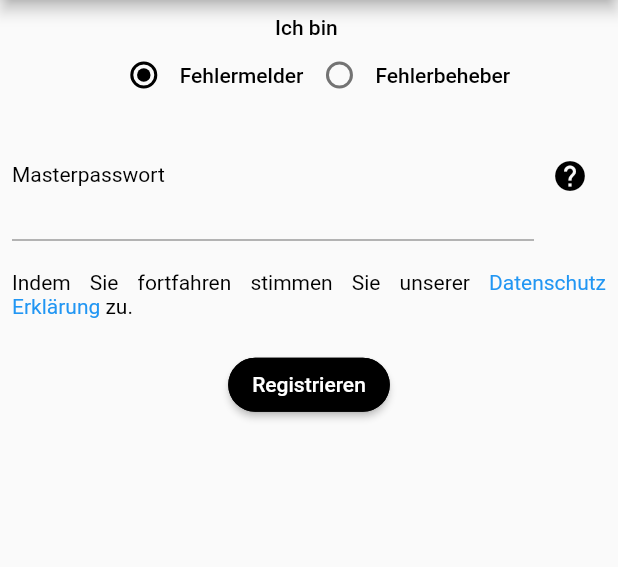
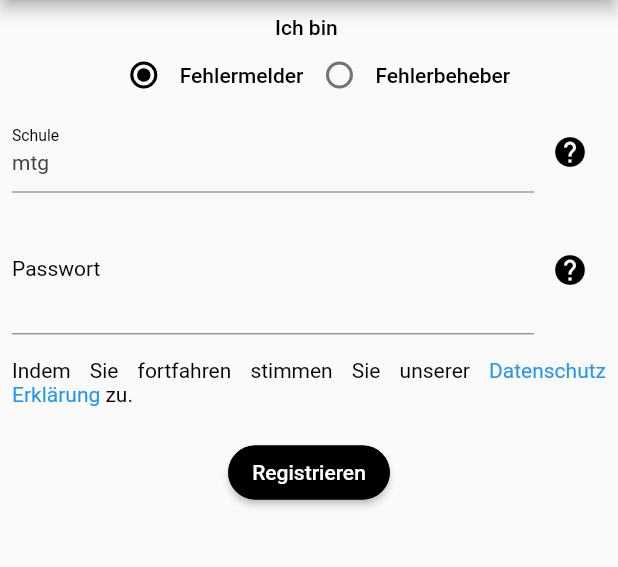
Before and after one commit to NoahPre/FixIT, a Flutter app: the Einstellungen screen opened by its route, in the side drawer, after a tap on "Abmelden", on a phone screen of 412 x 824 dp, the part 84-651 px from its top. Run offline on Flutter 3.47's test engine with Material 2 defaults, Android fonts, the phone set to English and light mode, and no system bars; our stand-ins replace after_layout, camera, flutter_keyboard_visibility, image_picker, package_info, shared_preferences; accounts and stored records are empty; network calls fail.

Commit message:
Unterstützung für mehrere Schulen Teil 1

```diff
--- a/lib/klassen/provider/benutzerInfoProvider.dart
+++ b/lib/klassen/provider/benutzerInfoProvider.dart
@@ -17,6 +17,9 @@ class BenutzerInfoProvider with ChangeNotifier {
   /// ob der Benutzer als Fehlermelder oder Fehlerbeheber angemeldet ist
   bool istFehlermelder = true;
 
+  /// die Schule des Benutzers
+  String schule = "";
+
   /// ob die Authentifizierung mit den in SharedPreferences gespeicherten Werten erfolgreich war
   bool? istAuthentifiziert;
 
@@ -31,6 +34,7 @@ class BenutzerInfoProvider with ChangeNotifier {
   Future<void> holeUserInformationUndAuthentifiziere() async {
     SharedPreferences sharedPreferences = await SharedPreferences.getInstance();
     istFehlermelder = sharedPreferences.getBool("istFehlermelder") ?? true;
+    schule = sharedPreferences.getString("schule") ?? "";
     istAuthentifiziert = await authentifizierung();
   }
 
@@ -40,10 +44,12 @@ class BenutzerInfoProvider with ChangeNotifier {
   /// aktualisiert authentifizierungStream
   Future<void> benutzerRegistriertSich({
     required bool istFehlermelderInFunktion,
+    required String schuleInFunktion,
     required String passwortInFunktion,
   }) async {
     await ueberschreibeUserInformation(
       istFehlermelderInFunktion: istFehlermelderInFunktion,
+      schuleInFunktion: schuleInFunktion,
       passwortInFunktion: passwortInFunktion,
     );
     istAuthentifiziert = true;
@@ -54,7 +60,11 @@ class BenutzerInfoProvider with ChangeNotifier {
   /// Meldet den Benutzer ab.
   Future<void> benutzerMeldetSichAb() async {
     await ueberschreibeUserInformation(
-        istFehlermelderInFunktion: true, passwortInFunktion: "");
+      istFehlermelderInFunktion: true,
+      schuleInFunktion: "",
+      passwortInFunktion: "",
+      andereWerteZuruecksetzen: true,
+    );
     authentifizierungSink.add(false);
     istAuthentifiziert = false;
   }
@@ -62,10 +72,13 @@ class BenutzerInfoProvider with ChangeNotifier {
   /// überschreibt die gespeicherten Werte in sharedPreferences mit den gegebenen Werten und berechnet das Authentifizierungs Token
   Future<void> ueberschreibeUserInformation({
     required bool istFehlermelderInFunktion,
+    required String schuleInFunktion,
     required String passwortInFunktion,
+    bool andereWerteZuruecksetzen = false,
   }) async {
     SharedPreferences sharedPreferences = await SharedPreferences.getInstance();
     istFehlermelder = istFehlermelderInFunktion;
+    schule = schuleInFunktion;
     String tokenInFunktion =
         sha256.convert(utf8.encode(passwortInFunktion)).toString();
     sharedPreferences.setBool(
@@ -73,9 +86,18 @@ class BenutzerInfoProvider with ChangeNotifier {
       istFehlermelderInFunktion,
     );
     sharedPreferences.setString(
+      "schule",
+      schuleInFunktion,
+    );
+    sharedPreferences.setString(
       "token",
       tokenInFunktion,
     );
+    if (andereWerteZuruecksetzen == true) {
+      sharedPreferences.setStringList("eigeneFehlermeldungenIDs", []);
+      sharedPreferences.setInt("fehlermeldungsZaehler", 0);
+      sharedPreferences.setInt("fehlerbehebungsZaehler", 0);
+    }
     notifyListeners();
   }
 
@@ -83,13 +105,14 @@ class BenutzerInfoProvider with ChangeNotifier {
   Future<bool> authentifizierung() async {
     SharedPreferences sharedPreferences = await SharedPreferences.getInstance();
     bool istFehlermelder = sharedPreferences.getBool("istFehlermelder") ?? true;
+    String schule = sharedPreferences.getString("schule") ?? "";
     String tokenInFunktion = sharedPreferences.getString("token") ?? "";
     try {
       // schickt eine Anfrage mit den folgenden Informationen an den Server:
       // - ob der Benutzer Fehlermelder ist
       // - das Passwort, das der Benutzer beim ersten Starten bei der Registrierung eingegeben hat
       String url =
-          "https://www.icanfixit.eu/authentifizierung.php?istFehlermelder=${istFehlermelder.toString()}&token=${tokenInFunktion.toString()}";
+          "https://www.icanfixit.eu/authentifizierung.php?istFehlermelder=${istFehlermelder.toString()}&schule=${schule.toString()}&token=${tokenInFunktion.toString()}";
       http.Response response = await http.get(Uri.parse(url));
       // überprüft die Ausgabe des Scripts
       if (response.body == "1") {
@@ -110,15 +133,15 @@ class BenutzerInfoProvider with ChangeNotifier {
   // wird in registrierung.dart benutzt, um anfangs das eingegebene Passwort zu überprüfen
   Future<bool> authentifizierungMitWerten({
     required bool istFehlermelderInFunktion,
+    required String schuleInFunktion,
     required String passwortInFunktion,
   }) async {
-    print(istFehlermelderInFunktion.toString());
     var token = sha256.convert(utf8.encode(passwortInFunktion));
     // schickt eine Anfrage mit den folgenden Informationen an den Server:
     // - ob der Benutzer Fehlermelder ist
     // - das Passwort, das der Benutzer beim ersten Starten bei der Registrierung eingegeben hat
     String url =
-        "https://www.icanfixit.eu/authentifizierung.php?istFehlermelder=${istFehlermelderInFunktion.toString()}&token=$token";
+        "https://www.icanfixit.eu/authentifizierung.php?istFehlermelder=${istFehlermelderInFunktion.toString()}&schule=${schuleInFunktion.toString()}&token=$token";
     http.Response response = await http.get(Uri.parse(url));
     print("response: " + response.body);
     // überprüft die Ausgabe des Scripts
--- a/lib/klassen/provider/fehlerlisteProvider.dart
+++ b/lib/klassen/provider/fehlerlisteProvider.dart
@@ -11,10 +11,13 @@ import "package:image_picker/image_picker.dart";
 /// - Fehler löschen kann
 class FehlerlisteProvider with ChangeNotifier {
   FehlerlisteProvider() {
-    holeToken();
+    holeSchuleUndToken();
     holeFehler();
     holeFehlermeldungenIDsUndZaehler();
   }
+
+  /// Schule des Benutzers
+  String schule = "";
 
   /// Token zur Authentifizierung
   String token = "";
@@ -43,9 +46,16 @@ class FehlerlisteProvider with ChangeNotifier {
   /// Zähler, der bei Fehlerbehebern die Anzahl an gelöschten (behobenen) Fehlermeldungen^ speichert
   int fehlerbehebungsZaehler = 0;
 
+  Future<void> holeSchuleUndToken() async {
+    SharedPreferences sharedPreferences = await SharedPreferences.getInstance();
+    schule = sharedPreferences.getString("schule") ?? "";
+    token = sharedPreferences.getString("token") ?? "";
+  }
+
   // wird ganz am Anfang ausgeführt und holt alle Fehler vom Server
   Future<void> holeFehler() async {
-    var url = 'https://www.icanfixit.eu/gibAlleFehler.php?token=$token';
+    var url =
+        'https://www.icanfixit.eu/gibAlleFehler.php?schule=$schule&token=$token';
     var jsonObjekt = [];
     try {
       http.Response response = await http.get(Uri.parse(url));
@@ -74,11 +84,6 @@ class FehlerlisteProvider with ChangeNotifier {
     fehlerbehebungsZaehler =
         sharedPreferences.getInt("fehlerbehebungsZaehler") ?? 0;
     notifyListeners();
-  }
-
-  Future<void> holeToken() async {
-    SharedPreferences sharedPreferences = await SharedPreferences.getInstance();
-    token = sharedPreferences.getString("token") ?? "";
   }
 
   /// Sendet den übergebenen Fehler ans Backend
@@ -203,7 +208,7 @@ class FehlerlisteProvider with ChangeNotifier {
   }) async {
     // die URL, die aufgerufen werden muss (mit den Argumenten implementiert)
     var url =
-        "https://www.icanfixit.eu/schreibeFehler.php?id=$id&datum=$datum&raum=$raum&beschreibung=$beschreibung&gefixt=$gefixt&bild=$bild&token=$token";
+        "https://www.icanfixit.eu/schreibeFehler.php?id=$id&datum=$datum&raum=$raum&beschreibung=$beschreibung&gefixt=$gefixt&bild=$bild&schule=$schule&token=$token";
     await http.get(Uri.parse(url));
   }
 
@@ -214,7 +219,7 @@ class FehlerlisteProvider with ChangeNotifier {
     required bool istFehlermelder,
   }) async {
     var url =
-        "https://www.icanfixit.eu/entferneFehler.php?id=$id&fileName=$fileName&token=$token";
+        "https://www.icanfixit.eu/entferneFehler.php?id=$id&fileName=$fileName&schule=$schule&token=$token";
     await http.get(Uri.parse(url));
   }
 
--- a/lib/seiten/gemeldeteFehler/fehlerliste.dart
+++ b/lib/seiten/gemeldeteFehler/fehlerliste.dart
@@ -105,7 +105,8 @@ class _FehlerlisteState extends State<Fehlerliste> {
         Provider.of<FehlerlisteProvider>(context);
     MediaQueryData mediaQueryData = MediaQuery.of(context);
     ThemeData thema = Theme.of(context);
-
+    print("built");
+    print(fehlerlisteProvider.fehlerliste);
     // aktualisiert die Liste
     Future<void> refresh() async {
       if (fehlerlisteProvider.fehlerliste != null) {
--- a/lib/seiten/gemeldeteFehler/gemeldete_fehler.dart
+++ b/lib/seiten/gemeldeteFehler/gemeldete_fehler.dart
@@ -90,8 +90,11 @@ class GemeldeteFehler extends StatelessWidget {
       initialData: benutzerInfoProvider.istAuthentifiziert,
       builder: (BuildContext context, AsyncSnapshot snapshot) {
         if (snapshot.data == false) {
+          fehlerlisteProvider.fehlerliste = [];
           return Registrierung();
         }
+        fehlerlisteProvider.schule = benutzerInfoProvider.schule;
+        fehlerlisteProvider.holeFehler();
         return Scaffold(
           appBar: appBar,
           drawer: const Seitenmenue(
--- a/lib/seiten/registrierung.dart
+++ b/lib/seiten/registrierung.dart
@@ -17,6 +17,10 @@ class _RegistrierungState extends State<Registrierung> {
 
   /// TextEditingController für das Passwort Textfeld
   final TextEditingController _passwortController = TextEditingController();
+
+  /// TextEditingController für das Schule Textfeld
+  final TextEditingController _schuleController = TextEditingController()
+    ..text = "mtg";
 
   /// boolean Wert, der speichert, ob das Passwort sichtbar oder verdeckt ist
   bool _passwortIstVerdeckt = true;
@@ -64,7 +68,7 @@ class _RegistrierungState extends State<Registrierung> {
     }
   }
 
-  /// zeigt eine Alert Dialog mit Hilfe zum Passwort
+  /// zeigt einen Alert Dialog mit Hilfe zum Passwort
   Future<void> _zeigePasswortHilfe(
       {required BuildContext currentContext}) async {
     await showDialog(
@@ -74,27 +78,53 @@ class _RegistrierungState extends State<Registrierung> {
         content: Text(
             "Das Passwort sollte Ihnen entweder via E-Mail oder von einem unserer Administratoren genannt worden sein"),
         actions: <Widget>[
-          FlatButton(
-            child: Text("OK"),
-            onPressed: () => Navigator.pop(context),
+          Center(
+            child: TextButton(
+              child: Text("OK"),
+              onPressed: () => Navigator.pop(context),
+            ),
           )
         ],
       ),
     );
   }
 
-  Future<void> _passwortIstFalsch(
+  /// zeigt einen Alert Dialog mit Hilfe zum Schul-Textfeld
+  Future<void> _zeigeSchuleHilfe({required BuildContext currentContext}) async {
+    await showDialog(
+      context: currentContext,
+      builder: (context) => AlertDialog(
+        title: Text("Schulauswahl Hilfe"),
+        content: Text("Geben Sie bitte das Kürzel Ihrer Schule an: \n\n" +
+            "Maria Theresia Gymnasium -> mtg"),
+        actions: <Widget>[
+          Center(
+            child: TextButton(
+              child: Text("OK"),
+              onPressed: () => Navigator.pop(context),
+            ),
+          )
+        ],
+      ),
+    );
+  }
+
+  Future<void> _registrierungFehlgeschlagen(
       {required BuildContext currentContext}) async {
     await showDialog(
       context: currentContext,
       builder: (context) => AlertDialog(
-        title: Text("Authentifizierung fehlgeschlagen"),
+        title: Text("Registrierung fehlgeschlagen"),
         content: Text(
-            "Das eingegebene Passwort für den angegebenen Benutzer ist falsch. Bitte versuchen Sie es erneut."),
+          "Das eingegebene Passwort für die angegebene Schule und die angegebene Rolle ist falsch. Bitte versuchen Sie es erneut.",
+          textAlign: TextAlign.justify,
+        ),
         actions: <Widget>[
-          FlatButton(
-            child: Text("OK"),
-            onPressed: () => Navigator.pop(context),
+          Center(
+            child: TextButton(
+              child: Text("OK"),
+              onPressed: () => Navigator.pop(context),
+            ),
           )
         ],
       ),
@@ -122,12 +152,14 @@ class _RegistrierungState extends State<Registrierung> {
     /// überprüft das gegebene Passwort
     Future<bool> _ueberpruefePasswort({
       required bool istFehlermelderInFunktion,
+      required String schuleInFunktion,
       required String passwortInFunktion,
     }) async {
       // sendet eine Anfrage mit den eingegebenen Informationen an den Server
       bool istAuthentifiziert =
           await benutzerInfoProvider.authentifizierungMitWerten(
         istFehlermelderInFunktion: istFehlermelderInFunktion,
+        schuleInFunktion: schuleInFunktion,
         passwortInFunktion: passwortInFunktion,
       );
 
@@ -135,33 +167,34 @@ class _RegistrierungState extends State<Registrierung> {
     }
 
     /// wird ausgeführt, wenn das eingegebene Passwort erfolgreich von _ueberpruefePasswort() geprüft wurde
-    Future<void> _userRegistriertSich() async {
+    Future<void> _benutzerRegistriertSich() async {
       // macht eine Anfangsüberprüfung
       if (_formKey.currentState!.validate()) {
         bool istFehlermelderInFunktion;
+        String schuleInFunktion = _schuleController.text.toLowerCase();
         String passwortInFunktion = _passwortController.text;
 
         if (_radioGroupValue == 0) {
           istFehlermelderInFunktion = true;
-          print("true");
         } else {
           istFehlermelderInFunktion = false;
-          print("false");
         }
         // überprüft das eingegebene Passwort
         if (await _ueberpruefePasswort(
           istFehlermelderInFunktion: istFehlermelderInFunktion,
+          schuleInFunktion: schuleInFunktion,
           passwortInFunktion: passwortInFunktion,
         )) {
-          print("userRegistriertSich");
+          print("benutzerRegistriertSich");
           await benutzerInfoProvider.benutzerRegistriertSich(
             istFehlermelderInFunktion: istFehlermelderInFunktion,
+            schuleInFunktion: schuleInFunktion,
             passwortInFunktion: passwortInFunktion,
           );
         }
         // informiert den Benutzer, dass sein Passwort falsch ist
         else {
-          await _passwortIstFalsch(currentContext: context);
+          await _registrierungFehlgeschlagen(currentContext: context);
         }
       }
     }
@@ -226,11 +259,45 @@ class _RegistrierungState extends State<Registrierung> {
                       Flexible(
                         child: TextFormField(
                           decoration: InputDecoration(
-                            labelText: "Masterpasswort",
+                            labelText: "Schule",
                             labelStyle: TextStyle(
                               color: thema.colorScheme.primary,
                             ),
-                            hintText: "Sollte Ihnen mitgeteilt worden sein",
+                            hintText: "Der Name Ihrer Schule",
+                            focusedBorder: UnderlineInputBorder(
+                              borderSide:
+                                  BorderSide(color: thema.colorScheme.primary),
+                            ),
+                          ),
+                          autocorrect: false,
+                          maxLines: 1,
+                          controller: _schuleController,
+                        ),
+                      ),
+                      IconButton(
+                        icon: Icon(
+                          Icons.help,
+                          color: Colors.black,
+                        ),
+                        tooltip: "Schulauswahl Hilfe",
+                        onPressed: () => _zeigeSchuleHilfe(
+                          currentContext: context,
+                        ),
+                      ),
+                    ],
+                  ),
+                  const SizedBox(
+                    height: 8.0,
+                  ),
+                  Row(
+                    children: <Widget>[
+                      Flexible(
+                        child: TextFormField(
+                          decoration: InputDecoration(
+                            labelText: "Passwort",
+                            labelStyle: TextStyle(
+                              color: thema.colorScheme.primary,
+                            ),
                             focusedBorder: UnderlineInputBorder(
                               borderSide:
                                   BorderSide(color: thema.colorScheme.primary),
@@ -273,15 +340,15 @@ class _RegistrierungState extends State<Registrierung> {
                           Icons.help,
                           color: Colors.black,
                         ),
-                        tooltip: "Masterpasswort Hilfe",
+                        tooltip: "Passwort Hilfe",
                         onPressed: () => _zeigePasswortHilfe(
                           currentContext: context,
                         ),
-                      )
+                      ),
                     ],
                   ),
                   const SizedBox(
-                    height: 20.0,
+                    height: 16.0,
                   ),
                   // Datenschutz Erklärung Disclaimer
                   RichText(
@@ -322,7 +389,7 @@ class _RegistrierungState extends State<Registrierung> {
                         borderRadius: BorderRadius.circular(18.0),
                       ),
                     ),
-                    onPressed: () => _userRegistriertSich(),
+                    onPressed: () => _benutzerRegistriertSich(),
                   ),
                 ],
               ),
--- a/lib/widgets/seiten_menue.dart
+++ b/lib/widgets/seiten_menue.dart
@@ -54,6 +54,10 @@ class Seitenmenue extends StatelessWidget {
                         benutzerInfoProvider.istFehlermelder
                             ? Text("Fehlermelder")
                             : Text("Fehlerbeheber"),
+                        const SizedBox(
+                          height: 5.0,
+                        ),
+                        Text("Schule: " + benutzerInfoProvider.schule),
                         const SizedBox(
                           height: 5.0,
                         ),
```
